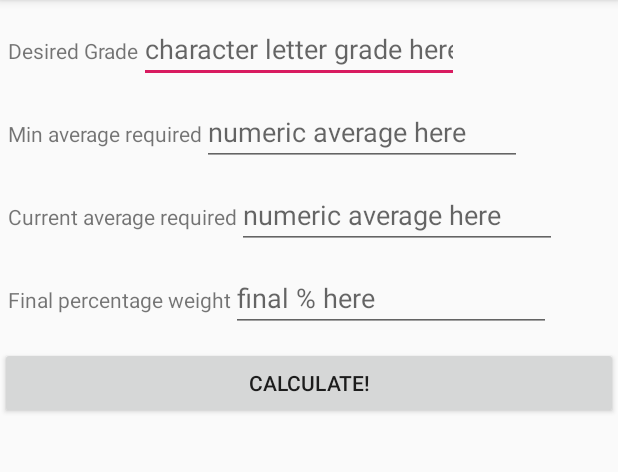
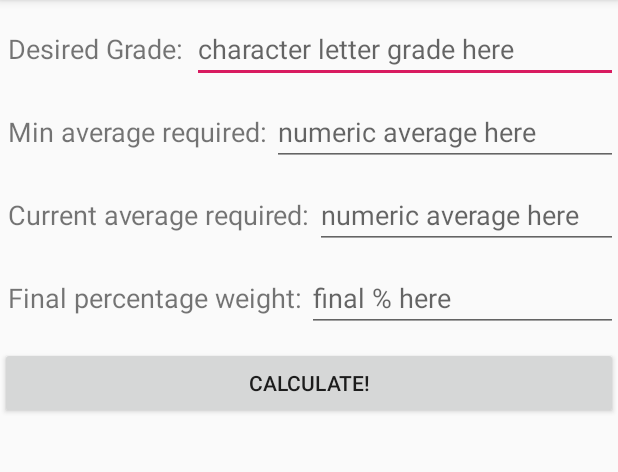
Before and after one commit to zmckee2/MobileApp, an Android app: the screen it shows after launch (MainActivity), on a phone screen of 412 x 824 dp, the part 84-556 px from its top. Run offline under Robolectric (Android 15) with nearby library versions, the phone set to English and light mode, and no system bars.

Commit message:
PA4 work

```diff
--- a/PA4/app/src/main/res/layout/activity_main.xml
+++ b/PA4/app/src/main/res/layout/activity_main.xml
@@ -9,7 +9,7 @@
     >
 
     <LinearLayout
-        android:layout_width="wrap_content"
+        android:layout_width="match_parent"
         android:layout_height="wrap_content"
         android:orientation="horizontal"
         android:layout_marginTop="10dp"
@@ -17,34 +17,37 @@
 
         <TextView
             android:id="@+id/letterTextView"
-            android:layout_width="match_parent"
+            android:layout_width="wrap_content"
             android:layout_height="wrap_content"
-            android:text="@string/grade_prompt" />
+            android:text="@string/grade_prompt"
+            android:textSize="18sp"/>
 
         <EditText
             android:id="@+id/letterEditText"
             android:layout_width="match_parent"
             android:layout_height="wrap_content"
+            android:layout_marginLeft="5dp"
             android:ems="10"
             android:hint="@string/grade_hint"
-            android:inputType="textPersonName"
-            android:importantForAutofill="no"/>
+            android:importantForAutofill="no"
+            android:inputType="textPersonName" />
 
 
 
     </LinearLayout>
 
     <LinearLayout
-        android:layout_width="wrap_content"
+        android:layout_width="match_parent"
         android:layout_height="wrap_content"
         android:orientation="horizontal"
         android:layout_marginTop="10dp"
         android:layout_marginLeft="5dp">
         <TextView
             android:id="@+id/minAvgText"
-            android:layout_width="match_parent"
+            android:layout_width="wrap_content"
             android:layout_height="wrap_content"
-            android:text="@string/average_prompt" />
+            android:text="@string/average_prompt"
+            android:textSize="18sp"/>
 
         <EditText
             android:id="@+id/minAvgEditText"
@@ -52,21 +55,23 @@
             android:layout_height="wrap_content"
             android:ems="10"
             android:hint="@string/average_hint"
-            android:inputType="textPersonName"
-            android:importantForAutofill="no"/>
+            android:inputType="numberDecimal"
+            android:importantForAutofill="no"
+            android:layout_marginLeft="3dp"/>
     </LinearLayout>
 
     <LinearLayout
-        android:layout_width="wrap_content"
+        android:layout_width="match_parent"
         android:layout_height="wrap_content"
         android:orientation="horizontal"
         android:layout_marginTop="10dp"
         android:layout_marginLeft="5dp">
         <TextView
             android:id="@+id/curAvgText"
-            android:layout_width="match_parent"
+            android:layout_width="wrap_content"
             android:layout_height="wrap_content"
-            android:text="@string/curr_average_prompt" />
+            android:text="@string/curr_average_prompt"
+            android:textSize="18sp"/>
 
         <EditText
             android:id="@+id/curAgvEditText"
@@ -74,21 +79,24 @@
             android:layout_height="wrap_content"
             android:ems="10"
             android:hint="@string/average_hint"
-            android:inputType="textPersonName"
-            android:importantForAutofill="no"/>
+            android:inputType="numberDecimal"
+            android:importantForAutofill="no"
+            android:layout_marginLeft="3dp"
+            android:textSize="18sp"/>
     </LinearLayout>
 
     <LinearLayout
-        android:layout_width="wrap_content"
+        android:layout_width="match_parent"
         android:layout_height="wrap_content"
         android:orientation="horizontal"
         android:layout_marginTop="10dp"
         android:layout_marginLeft="5dp">
         <TextView
             android:id="@+id/finalText"
-            android:layout_width="match_parent"
+            android:layout_width="wrap_content"
             android:layout_height="wrap_content"
-            android:text="@string/final_prompt" />
+            android:text="@string/final_prompt"
+            android:textSize="18sp"/>
 
         <EditText
             android:id="@+id/finalEditText"
@@ -96,8 +104,10 @@
             android:layout_height="wrap_content"
             android:ems="10"
             android:hint="@string/final_hint"
-            android:inputType="textPersonName"
-            android:importantForAutofill="no"/>
+            android:inputType="numberDecimal"
+            android:importantForAutofill="no"
+            android:layout_marginLeft="3dp"
+            />
     </LinearLayout>
 
     <Button
@@ -107,4 +117,17 @@
         android:text="@string/calc_grade_button"
         android:layout_marginTop="10dp"/>
 
+    <TextView
+        android:id="@+id/resultPercent"
+        android:layout_width="match_parent"
+        android:layout_height="wrap_content"
+        android:gravity="center"
+        android:textSize="18sp"/>
+    <TextView
+        android:id="@+id/resultGrade"
+        android:layout_width="match_parent"
+        android:layout_height="wrap_content"
+        android:gravity="center"
+        android:textSize="72sp"/>
+
 </LinearLayout>
--- a/PA4/app/src/main/res/values/strings.xml
+++ b/PA4/app/src/main/res/values/strings.xml
@@ -1,11 +1,11 @@
 <resources>
     <string name="app_name">Grade Calculator</string>
-    <string name="grade_prompt">Desired Grade</string>
+    <string name="grade_prompt">Desired Grade:</string>
     <string name="grade_hint">character letter grade here</string>
-    <string name="average_prompt">Min average required</string>
+    <string name="average_prompt">Min average required:</string>
     <string name="average_hint">numeric average here</string>
-    <string name="curr_average_prompt">Current average required</string>
-    <string name="final_prompt">Final percentage weight</string>
+    <string name="curr_average_prompt">Current average required:</string>
+    <string name="final_prompt">Final percentage weight:</string>
     <string name="final_hint">final % here</string>
     <string name="calc_grade_button">Calculate!</string>
 </resources>
```
Also changed, not shown: PA4/app/src/main/java/mckee/zach/pa4/GradeCalculator.java (added, +44 -0 lines), PA4/app/src/main/java/mckee/zach/pa4/MainActivity.java (+27 -0 lines), 1 other file.
